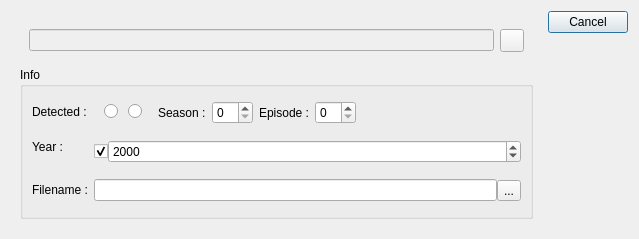
Above: src/searchscraperdialog.ui from app211/jaqet before the change. Below: the same form after it.
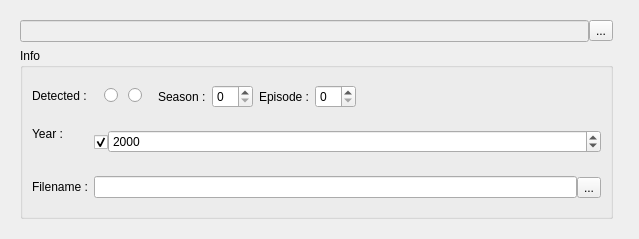
That is the form after the change. Icons and pictures are not drawn.

Patch:
```diff
--- a/src/searchscraperdialog.ui
+++ b/src/searchscraperdialog.ui
@@ -32,6 +32,21 @@
          </sizepolicy>
         </property>
         <layout class="QHBoxLayout" name="horizontalLayout_5">
+         <property name="spacing">
+          <number>0</number>
+         </property>
+         <property name="leftMargin">
+          <number>0</number>
+         </property>
+         <property name="topMargin">
+          <number>0</number>
+         </property>
+         <property name="rightMargin">
+          <number>0</number>
+         </property>
+         <property name="bottomMargin">
+          <number>0</number>
+         </property>
          <item>
           <widget class="QLineEdit" name="lineEditTitle">
            <property name="enabled">
@@ -42,15 +57,12 @@
          <item>
           <widget class="QToolButton" name="toolButton">
            <property name="text">
-            <string/>
+            <string notr="true">...</string>
            </property>
            <property name="icon">
             <iconset resource="../resources/resources.qrc">
              <normaloff>:/resources/Edit.png</normaloff>:/resources/Edit.png</iconset>
            </property>
-           <property name="checkable">
-            <bool>true</bool>
-           </property>
           </widget>
          </item>
         </layout>
@@ -381,7 +393,10 @@
       <enum>Qt::Vertical</enum>
      </property>
      <property name="standardButtons">
-      <set>QDialogButtonBox::Cancel</set>
+      <set>QDialogButtonBox::NoButton</set>
+     </property>
+     <property name="centerButtons">
+      <bool>false</bool>
      </property>
     </widget>
    </item>
```
Left out of the diff: 32 changed lines with no effect on the pictures.
